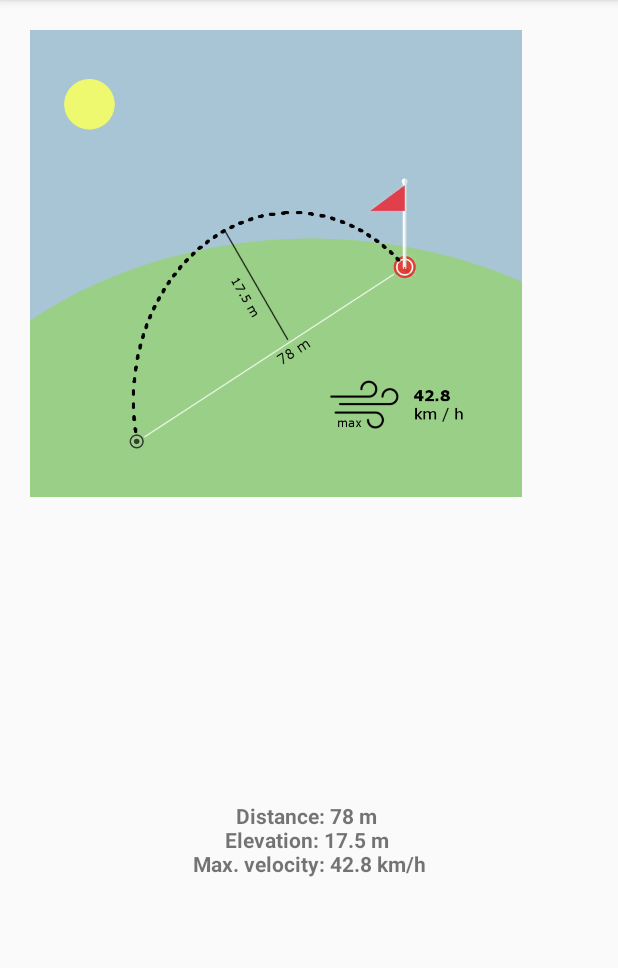
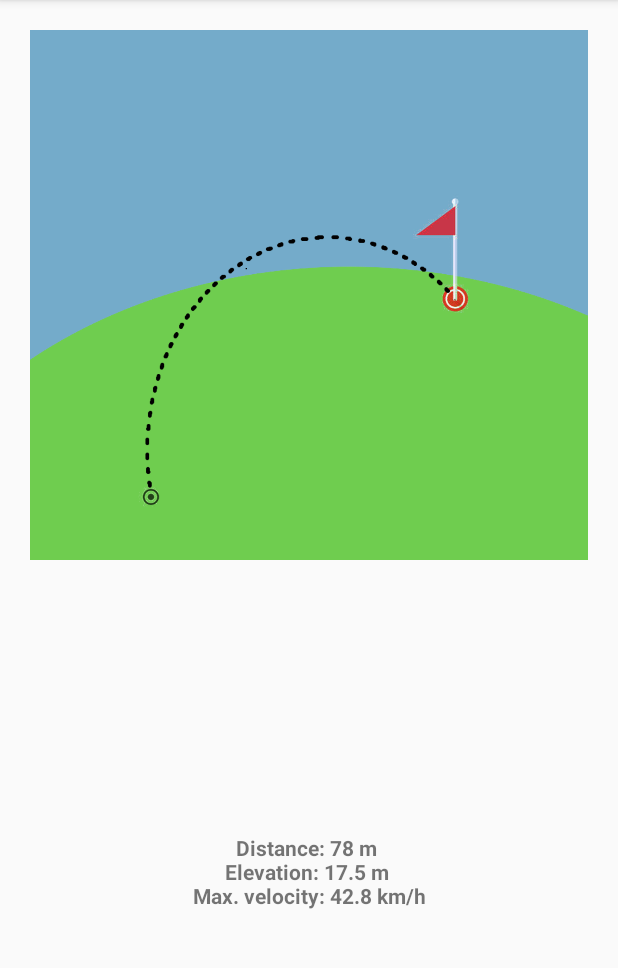
Before and after one commit to l-korous/maiaga-android, an Android app: the DisplayResultActivity screen opened directly, with no data from a screen before it, on a phone screen of 412 x 824 dp, the part 84-1052 px from its top. Run offline under Robolectric (Android 15) with nearby library versions, the phone set to English and light mode, and no system bars.

Commit message:
Progress (tiny)

```diff
--- a/app/src/main/java/com/maiaga/Processor.java
+++ b/app/src/main/java/com/maiaga/Processor.java
@@ -44,6 +44,7 @@ public class Processor implements Runnable {
     public void run() {
         mStop = false;
         mProcessorConnectionState = ProcessorConnectionState.TryingToFetchData;
+        sendMessage("processorConnectionState", mProcessorConnectionState.toString());
         mThrowState = NoThrow;
         while(!Thread.currentThread().isInterrupted() && !mStop)
         {
--- a/app/src/main/res/layout/activity_display_result.xml
+++ b/app/src/main/res/layout/activity_display_result.xml
@@ -7,7 +7,7 @@
 
     <LinearLayout
         android:id="@+id/imgView"
-        android:layout_width="368dp"
+        android:layout_width="match_parent"
         app:layout_constraintTop_toTopOf="parent"
         android:layout_height="wrap_content"
         tools:layout_editor_absoluteX="8dp">
@@ -15,11 +15,11 @@
         <ImageView
             android:id="@+id/pngView"
             android:src="@drawable/results"
-            android:layout_width="wrap_content"
+            android:layout_width="match_parent"
             android:layout_height="wrap_content"
             android:layout_margin="20dp"
             android:adjustViewBounds="true"
-            android:scaleType="fitXY"
+            android:scaleType="centerInside"
             app:layout_constraintBottom_toBottomOf="parent"
             app:layout_constraintLeft_toLeftOf="parent"
             app:layout_constraintRight_toRightOf="parent"
```
Also changed, not shown: app/src/main/java/com/maiaga/MainActivity.java (+10 -9 lines), app/src/main/res/layout/activity_main.xml (+17 -5 lines), app/src/main/res/drawable/results.png.
